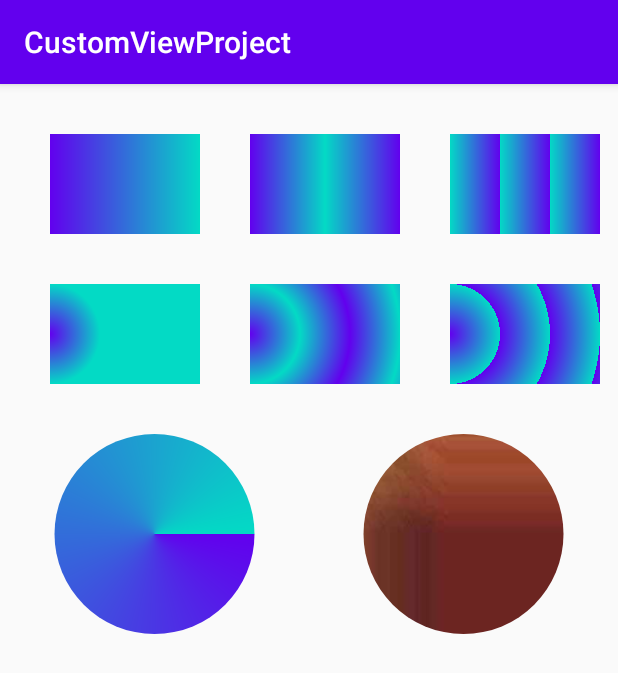
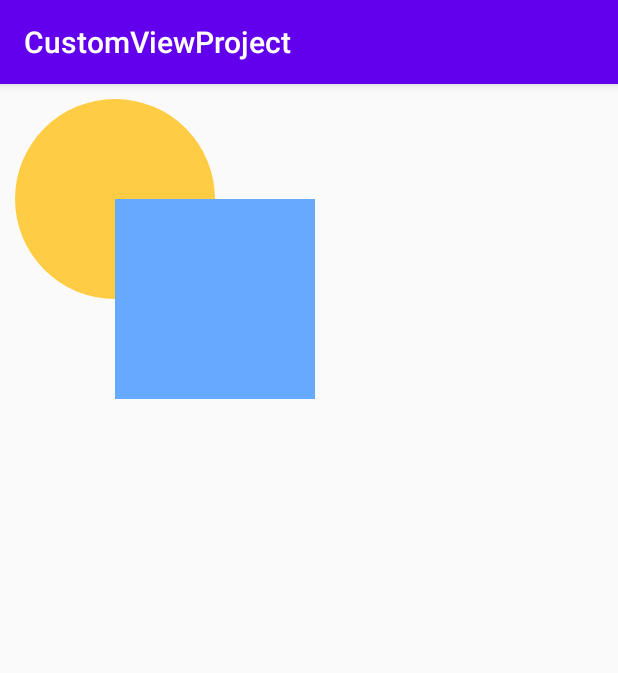
Before and after one commit to devallever/CustomViewProject, an Android app: the screen it shows after launch (MainActivity), on a phone screen of 412 x 824 dp. Shown: the top 673 px of the screen. Run offline under Robolectric (Android 15) with nearby library versions, the phone set to English and light mode, and no system bars.

Commit message:
FEATURE：Xfermode混合模式-不应用任何模式

```diff
--- /dev/null
+++ b/app/src/main/java/com/allever/demo/customviewproject/XfermodeView.kt
@@ -0,0 +1,72 @@
+package com.allever.demo.customviewproject
+
+import android.content.Context
+import android.graphics.*
+import android.util.AttributeSet
+import android.view.View
+
+class XfermodeView : View {
+
+    private lateinit var mPaint: Paint
+
+    private val mWidth = 200
+    private val mHeight = 200
+    private lateinit var mDstBitmap: Bitmap
+    private lateinit var mSrcBitmap: Bitmap
+
+    constructor(context: Context) : this(context, null) {}
+    constructor(context: Context, attributeSet: AttributeSet?) : this(context, attributeSet, 0)
+    constructor(context: Context, attributeSet: AttributeSet?, themeRes: Int) : super(
+        context,
+        attributeSet,
+        themeRes
+    ) {
+        init()
+    }
+
+    private fun init() {
+        setLayerType(LAYER_TYPE_SOFTWARE, null)
+
+        mPaint = Paint()
+        mPaint.isAntiAlias = true
+
+        mDstBitmap = makeDstBitmap(mWidth, mHeight)
+        mSrcBitmap = makeSrcBitmap(mWidth, mHeight)
+
+
+    }
+
+    override fun onMeasure(widthMeasureSpec: Int, heightMeasureSpec: Int) {
+        super.onMeasure(widthMeasureSpec, heightMeasureSpec)
+    }
+
+    override fun onDraw(canvas: Canvas?) {
+        super.onDraw(canvas)
+
+        originWithoutXfermode(canvas)
+    }
+
+    private fun originWithoutXfermode(canvas: Canvas?) {
+        canvas?.drawBitmap(mDstBitmap, 0f, 0f, mPaint)
+        canvas?.drawBitmap(mSrcBitmap, mWidth/2f, mHeight/2f, mPaint)
+    }
+
+    private fun makeDstBitmap(width: Int, height: Int): Bitmap {
+        val bitmap = Bitmap.createBitmap(width, height, Bitmap.Config.ARGB_8888)
+        val canvas = Canvas(bitmap)
+        val paint = Paint(Paint.ANTI_ALIAS_FLAG)
+        paint.color = Color.parseColor("#ffffcc44")
+        canvas.drawOval(RectF(0f, 0f, width.toFloat(), height.toFloat()), paint)
+        return bitmap
+    }
+
+    private fun makeSrcBitmap(width: Int, height: Int): Bitmap {
+        val bitmap = Bitmap.createBitmap(width, height, Bitmap.Config.ARGB_8888)
+        val canvas = Canvas(bitmap)
+        val paint = Paint(Paint.ANTI_ALIAS_FLAG)
+        paint.color = Color.parseColor("#ff66aaff")
+        canvas.drawRect(0f, 0f, width.toFloat(), height.toFloat(), paint)
+        return bitmap
+    }
+
+}
--- a/app/src/main/res/layout/activity_main.xml
+++ b/app/src/main/res/layout/activity_main.xml
@@ -6,8 +6,9 @@
 	android:layout_height="match_parent"
 	tools:context=".MainActivity">
 
-	<com.allever.demo.customviewproject.PaintDetailView
+	<com.allever.demo.customviewproject.XfermodeView
 		android:layout_width="match_parent"
-		android:layout_height="match_parent"/>
+		android:layout_height="match_parent"
+		android:layout_margin="10dp"/>
 
 </RelativeLayout>
```
Also changed, not shown: 1 other file.
